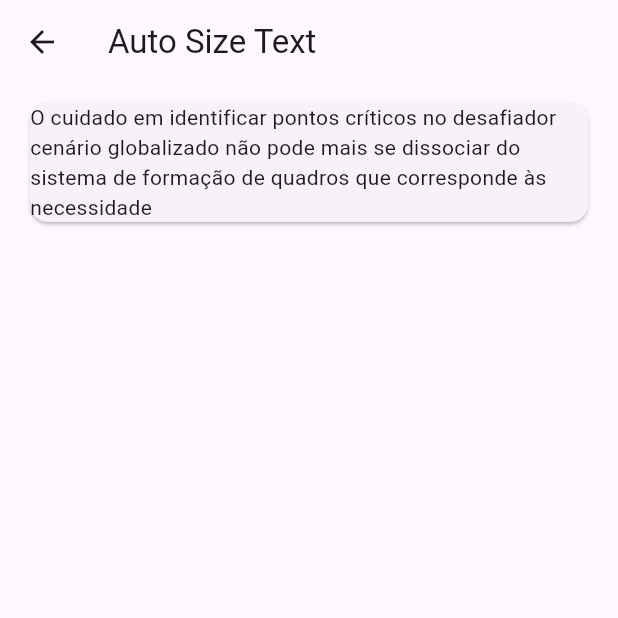
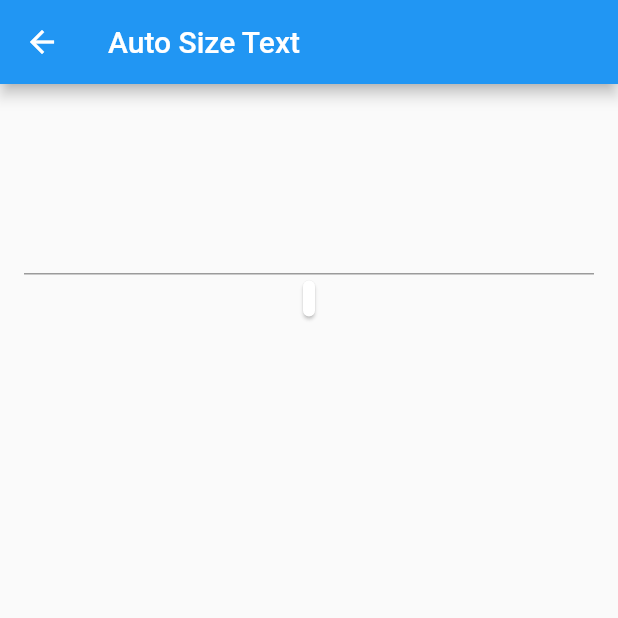
Before and after one commit to LucasAdrian0/modulo7GerenciamentoDeEstados, a Flutter app: the screen it shows after launch, in the side drawer, after a tap on "Auto Size Text", on a phone screen of 412 x 824 dp, the top half of it. Run offline on Flutter 3.47's test engine with Material 3 defaults, Android fonts, the phone set to English and light mode, and no system bars; our stand-ins replace animated_text_kit, auto_size_text, brasil_fields, convex_bottom_bar, font_awesome_flutter, google_fonts and 1 more; network calls fail.

Commit message:
21/01/2026 - Customização com Padrôes Brasileiros 04:21 min

```diff
--- a/lib/my_app.dart
+++ b/lib/my_app.dart
@@ -1,5 +1,5 @@
 import 'package:flutter/material.dart';
-import 'package:pacotes/pages/home_page.dart';
+import 'package:pacotes/pages/splash_screen/splash_screen__delay_page.dart';
 
 class MyApp extends StatelessWidget {
   const MyApp({super.key});
@@ -8,8 +8,8 @@ class MyApp extends StatelessWidget {
   Widget build(BuildContext context) {
     return MaterialApp(
       debugShowCheckedModeBanner: false,
-      theme: ThemeData(primarySwatch: Colors.blue),
-      home: const HomePage(),
+      theme: ThemeData(useMaterial3: false, primarySwatch: Colors.blue),
+      home: const SplashScreenDelayPage(),
     );
   }
 }
--- a/lib/pages/auto_size_text.dart
+++ b/lib/pages/auto_size_text.dart
@@ -1,4 +1,5 @@
 import 'package:flutter/material.dart';
+import 'package:auto_size_text/auto_size_text.dart';
 
 class AutoSizeTextPage extends StatefulWidget {
   const AutoSizeTextPage({super.key});
@@ -8,6 +9,8 @@ class AutoSizeTextPage extends StatefulWidget {
 }
 
 class _AutoSizeTextPageState extends State<AutoSizeTextPage> {
+  TextEditingController controller = TextEditingController();
+
   @override
   Widget build(BuildContext context) {
     return SafeArea(
@@ -15,10 +18,26 @@ class _AutoSizeTextPageState extends State<AutoSizeTextPage> {
         appBar: AppBar(title: Text("Auto Size Text")),
         body: Container(
           margin: EdgeInsets.symmetric(horizontal: 16, vertical: 8),
-          child: Card(
-            child: Text(
-              "O cuidado em identificar pontos críticos no desafiador cenário globalizado não pode mais se dissociar do sistema de formação de quadros que corresponde às necessidade",
-            ),
+          child: Column(
+            children: [
+              TextField(
+                controller: controller,
+                maxLines: 5,
+                onChanged: (value) {
+                  setState(() {});
+                },
+              ),
+              Card(
+                child: Container(
+                  padding: EdgeInsets.symmetric(horizontal: 4, vertical: 4),
+                  child: AutoSizeText(
+                    controller.text,
+                    maxLines: 3,
+                    minFontSize: 10,
+                  ),
+                ),
+              ),
+            ],
           ),
         ),
       ),
--- a/lib/pages/home_page.dart
+++ /dev/null
@@ -1,40 +0,0 @@
-import 'package:flutter/material.dart';
-import 'package:pacotes/shared/widget/custon_drawer.dart';
-
-class HomePage extends StatefulWidget {
-  const HomePage({super.key});
-
-  @override
-  State<HomePage> createState() => _HomePageState();
-}
-
-class _HomePageState extends State<HomePage> {
-  PageController controller = PageController(initialPage: 0);
-  int posicaoPagina = 0;
-  @override
-  Widget build(BuildContext context) {
-    return SafeArea(
-      child: Scaffold(
-        appBar: AppBar(title: Text("Meu App")),
-        drawer: CustonDrawer(),
-        body: Column(
-          children: [
-            Expanded(
-              child: PageView(
-                controller: controller,
-                onPageChanged: (value) {
-                  setState(() {
-                    posicaoPagina = value;
-                  });
-                },
-                children: [
-
-                ],
-              ),
-            ),
-          ],
-        ),
-      ),
-    );
-  }
-}
--- /dev/null
+++ b/lib/pages/home_page/home_page.dart
@@ -0,0 +1,68 @@
+import 'package:brasil_fields/brasil_fields.dart';
+import 'package:convex_bottom_bar/convex_bottom_bar.dart';
+import 'package:flutter/material.dart';
+import 'package:flutter/services.dart';
+import 'package:font_awesome_flutter/font_awesome_flutter.dart';
+import 'package:google_fonts/google_fonts.dart';
+import 'package:pacotes/shared/widget/custon_drawer.dart';
+
+class HomePage extends StatefulWidget {
+  const HomePage({super.key});
+
+  @override
+  State<HomePage> createState() => _HomePageState();
+}
+
+class _HomePageState extends State<HomePage> with TickerProviderStateMixin {
+  late var tabController;
+
+  @override
+  void initState() {
+    // TODO: implement initState
+    super.initState();
+    tabController = TabController(initialIndex: 0, length: 5, vsync: this);
+  }
+
+  @override
+  Widget build(BuildContext context) {
+    return Scaffold(
+      appBar: AppBar(title: Text("Meu App", style: GoogleFonts.roboto())),
+      drawer: CustonDrawer(),
+      body: TabBarView(
+        controller: tabController,
+        children: [
+          Container(color: Colors.orange),
+          Container(color: Colors.yellow),
+          Container(color: Colors.red),
+          Container(color: Colors.green),
+          Container(
+            color: Colors.white,
+            child: Column(
+              children: [
+                TextFormField(
+                  inputFormatters: [
+                    // obrigatório
+                    FilteringTextInputFormatter.digitsOnly,
+                    CepInputFormatter(),
+                  ],
+                ),
+              ],
+            ),
+          ),
+        ],
+      ),
+      bottomNavigationBar: ConvexAppBar.badge(
+        {3: '99+', 1: Icons.assistant_photo, 2: Colors.redAccent},
+        items: [
+          TabItem(icon: Icons.home, title: 'Home'),
+          TabItem(icon: Icons.map, title: 'Discovery'),
+          TabItem(icon: Icons.add, title: 'Add'),
+          TabItem(icon: Icons.message, title: 'Message'),
+          TabItem(icon: Icons.people, title: 'Brasil'),
+        ],
+        onTap: (int i) => tabController.index = i,
+        controller: tabController,
+      ),
+    );
+  }
+}
--- /dev/null
+++ b/lib/pages/splash_screen/splash_screen__delay_page.dart
@@ -0,0 +1,62 @@
+import 'package:animated_text_kit/animated_text_kit.dart';
+import 'package:flutter/material.dart';
+import 'package:pacotes/pages/home_page/home_page.dart';
+
+class SplashScreenDelayPage extends StatefulWidget {
+  const SplashScreenDelayPage({super.key});
+
+  @override
+  State<SplashScreenDelayPage> createState() => _SplashScreenDelayPageState();
+}
+
+class _SplashScreenDelayPageState extends State<SplashScreenDelayPage> {
+  openHome() {
+    Future.delayed(Duration(seconds: 2), () {
+      Navigator.pushReplacement(
+        context,
+        MaterialPageRoute(builder: (builder) => HomePage()),
+      );
+    });
+  }
+
+  @override
+  Widget build(BuildContext context) {
+    openHome();
+    return SafeArea(
+      child: Scaffold(
+        body: Container(
+          decoration: BoxDecoration(
+            gradient: LinearGradient(
+              begin: Alignment.topLeft,
+              end: Alignment.bottomRight,
+              colors: [
+                Colors.blue.shade200,
+                Colors.white,
+                Colors.pink.shade200,
+              ],
+            ),
+          ),
+          child: Center(
+            child: AnimatedTextKit(
+              totalRepeatCount: 1,
+              repeatForever: false,
+              animatedTexts: [
+                TypewriterAnimatedText(
+                  'MEU APP',
+                  textStyle: const TextStyle(
+                    fontSize: 32.0,
+                    fontWeight: FontWeight.bold,
+                  ),
+                  speed: const Duration(milliseconds: 100),
+                ),
+              ],
+              pause: const Duration(milliseconds: 50),
+              displayFullTextOnTap: true,
+              stopPauseOnTap: true,
+            ),
+          ),
+        ),
+      ),
+    );
+  }
+}
--- a/lib/shared/widget/custon_drawer.dart
+++ b/lib/shared/widget/custon_drawer.dart
@@ -1,7 +1,7 @@
 import 'package:flutter/material.dart';
 import 'package:font_awesome_flutter/font_awesome_flutter.dart';
 import 'package:pacotes/pages/auto_size_text.dart';
-import 'package:pacotes/pages/percent_indicator.dart';
+import 'package:pacotes/pages/percent_indicator/percent_indicator.dart';
 
 class CustonDrawer extends StatelessWidget {
   const CustonDrawer({super.key});
```
Also changed, not shown: lib/pages/splash_screen/splash_screen_page.dart (added, +62 -0 lines), pubspec.yaml (+5 -3 lines), lib/pages/percent_indicator/percent_indicator.dart (renamed from lib/pages/percent_indicator.dart), pubspec.lock, 1 other file.
